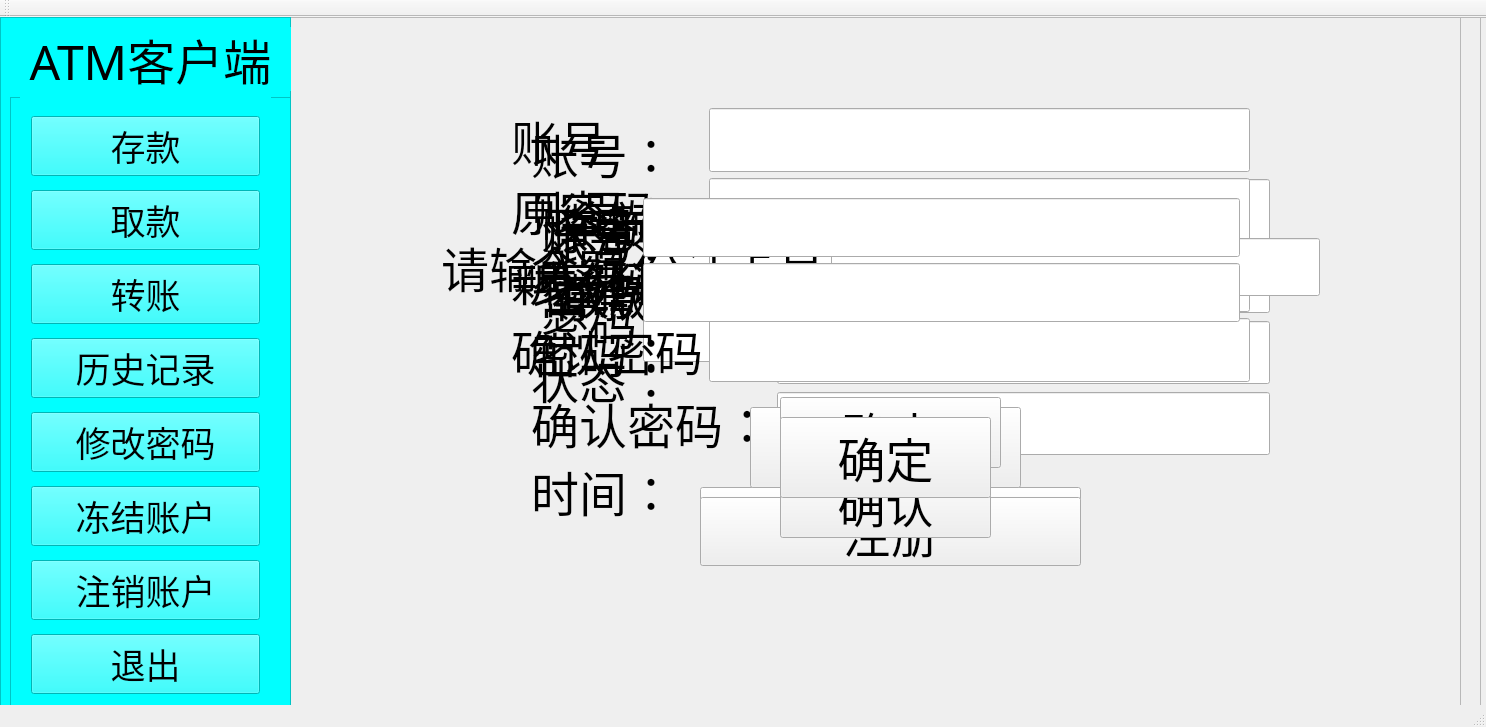
The window that Client.ui (jiyilin/AutomaticTellerMachine) describes before a commit, drawn with Qt 5.
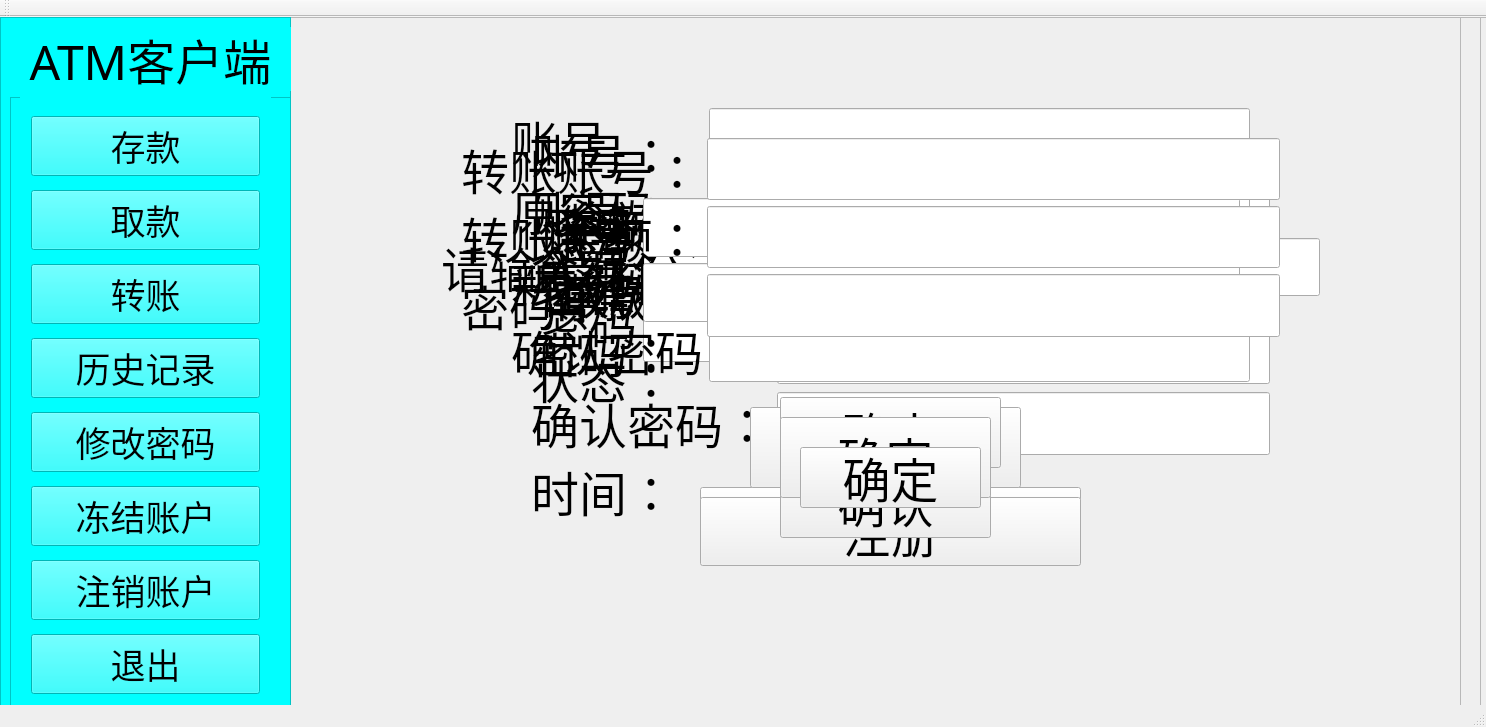
The same window after the commit. Icons and pictures are not drawn.

Commit message: finsh client UserTransfer

Diff of the .ui file:
```diff
--- a/Client.ui
+++ b/Client.ui
@@ -1178,6 +1178,125 @@
               </item>
              </layout>
             </widget>
+            <widget class="QFrame" name="USerTransferWindow">
+             <property name="geometry">
+              <rect>
+               <x>0</x>
+               <y>0</y>
+               <width>1201</width>
+               <height>691</height>
+              </rect>
+             </property>
+             <property name="frameShape">
+              <enum>QFrame::StyledPanel</enum>
+             </property>
+             <property name="frameShadow">
+              <enum>QFrame::Raised</enum>
+             </property>
+             <widget class="QPushButton" name="USerTransferSurePushButton">
+              <property name="geometry">
+               <rect>
+                <x>510</x>
+                <y>430</y>
+                <width>181</width>
+                <height>61</height>
+               </rect>
+              </property>
+              <property name="font">
+               <font>
+                <family>微软雅黑</family>
+                <pointsize>36</pointsize>
+               </font>
+              </property>
+              <property name="text">
+               <string>确定</string>
+              </property>
+             </widget>
+             <widget class="QWidget" name="formLayoutWidget_6">
+              <property name="geometry">
+               <rect>
+                <x>160</x>
+                <y>110</y>
+                <width>841</width>
+                <height>221</height>
+               </rect>
+              </property>
+              <layout class="QFormLayout" name="formLayout_3">
+               <item row="0" column="0">
+                <widget class="QLabel" name="label_16">
+                 <property name="font">
+                  <font>
+                   <family>微软雅黑</family>
+                   <pointsize>36</pointsize>
+                  </font>
+                 </property>
+                 <property name="text">
+                  <string>转账账号：</string>
+                 </property>
+                </widget>
+               </item>
+               <item row="1" column="0">
+                <widget class="QLabel" name="label_17">
+                 <property name="font">
+                  <font>
+                   <family>微软雅黑</family>
+                   <pointsize>36</pointsize>
+                  </font>
+                 </property>
+                 <property name="text">
+                  <string>转账金额：</string>
+                 </property>
+                </widget>
+               </item>
+               <item row="2" column="0">
+                <widget class="QLabel" name="label_18">
+                 <property name="font">
+                  <font>
+                   <family>微软雅黑</family>
+                   <pointsize>36</pointsize>
+                  </font>
+                 </property>
+                 <property name="text">
+                  <string>密码：</string>
+                 </property>
+                </widget>
+               </item>
+               <item row="0" column="1">
+                <widget class="QLineEdit" name="USerTransferToId">
+                 <property name="font">
+                  <font>
+                   <family>微软雅黑</family>
+                   <pointsize>36</pointsize>
+                  </font>
+                 </property>
+                </widget>
+               </item>
+               <item row="1" column="1">
+                <widget class="QLineEdit" name="USerTransferCash">
+                 <property name="font">
+                  <font>
+                   <family>微软雅黑</family>
+                   <pointsize>36</pointsize>
+                  </font>
+                 </property>
+                </widget>
+               </item>
+               <item row="2" column="1">
+                <widget class="QLineEdit" name="USerTransferPassword">
+                 <property name="font">
+                  <font>
+                   <family>微软雅黑</family>
+                   <pointsize>36</pointsize>
+                  </font>
+                 </property>
+                 <property name="echoMode">
+                  <enum>QLineEdit::Password</enum>
+                 </property>
+                </widget>
+               </item>
+              </layout>
+             </widget>
+            </widget>
            </widget>
           </widget>
          </widget>
```
Left out of the diff: 273 changed lines with no effect on the pictures. The commit also changes 3 other files.
